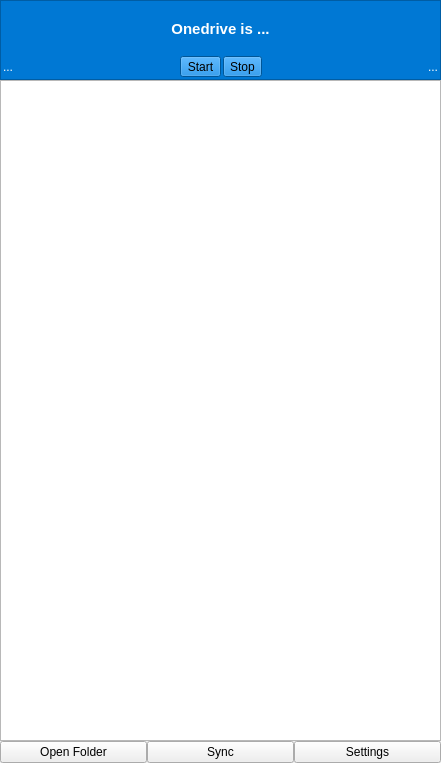
First picture: the form in OneDriveGUI/ui/process_status_page.ui, repository bpozdena/OneDriveGUI, before the edit.
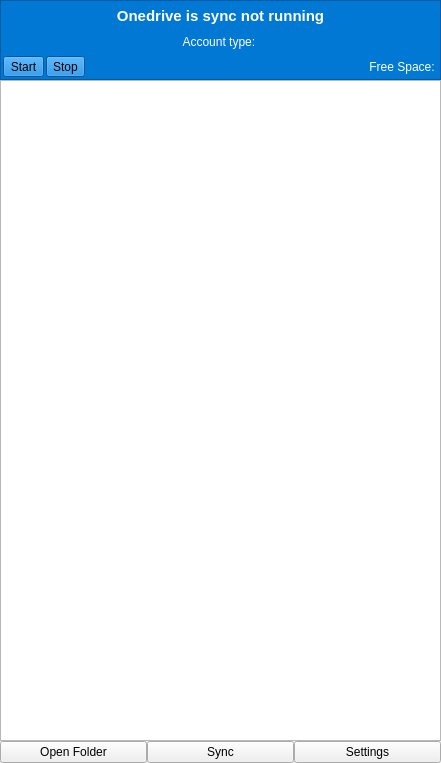
Second picture: the form after the edit.

Commit message: -Fixed progress monitor for  large file transfers. -Removed old code.

Patch:
```diff
--- a/OneDriveGUI/ui/process_status_page.ui
+++ b/OneDriveGUI/ui/process_status_page.ui
@@ -62,23 +62,6 @@
       <property name="spacing">
        <number>2</number>
       </property>
-      <item row="2" column="1">
-       <widget class="QToolButton" name="toolButton_start">
-        <property name="text">
-         <string>Start</string>
-        </property>
-       </widget>
-      </item>
-      <item row="2" column="0">
-       <widget class="QLabel" name="label_4">
-        <property name="styleSheet">
-         <string notr="true">color: rgb(255, 255, 255);</string>
-        </property>
-        <property name="text">
-         <string>...</string>
-        </property>
-       </widget>
-      </item>
       <item row="1" column="0" colspan="4">
        <widget class="QLabel" name="label_6">
         <property name="font">
@@ -92,33 +75,53 @@
          <string notr="true">color: rgb(255, 255, 255);</string>
         </property>
         <property name="text">
-         <string>Onedrive is ...</string>
+         <string>Onedrive is sync not running</string>
         </property>
         <property name="alignment">
          <set>Qt::AlignCenter</set>
         </property>
        </widget>
       </item>
-      <item row="2" column="3">
-       <widget class="QLabel" name="label_3">
-        <property name="styleSheet">
-         <string notr="true">color: rgb(255, 255, 255);</string>
-        </property>
+      <item row="5" column="0">
+       <widget class="QToolButton" name="toolButton_start">
         <property name="text">
-         <string>...</string>
-        </property>
-        <property name="alignment">
-         <set>Qt::AlignRight|Qt::AlignTrailing|Qt::AlignVCenter</set>
+         <string>Start</string>
         </property>
        </widget>
       </item>
-      <item row="2" column="2">
+      <item row="5" column="1">
        <widget class="QToolButton" name="toolButton_stop">
         <property name="text">
          <string>Stop</string>
         </property>
        </widget>
       </item>
+      <item row="3" column="0" colspan="4">
+       <widget class="QLabel" name="label_account_type">
+        <property name="styleSheet">
+         <string notr="true">color: rgb(255, 255, 255);</string>
+        </property>
+        <property name="text">
+         <string>Account type: </string>
+        </property>
+        <property name="alignment">
+         <set>Qt::AlignCenter</set>
+        </property>
+       </widget>
+      </item>
+      <item row="5" column="3">
+       <widget class="QLabel" name="label_free_space">
+        <property name="styleSheet">
+         <string notr="true">color: rgb(255, 255, 255);</string>
+        </property>
+        <property name="text">
+         <string>Free Space: </string>
+        </property>
+        <property name="alignment">
+         <set>Qt::AlignRight|Qt::AlignTrailing|Qt::AlignVCenter</set>
+        </property>
+       </widget>
+      </item>
      </layout>
     </widget>
    </item>
```
Left out of the diff: 2 changed lines with no effect on the pictures. The commit also changes 2 other files.
